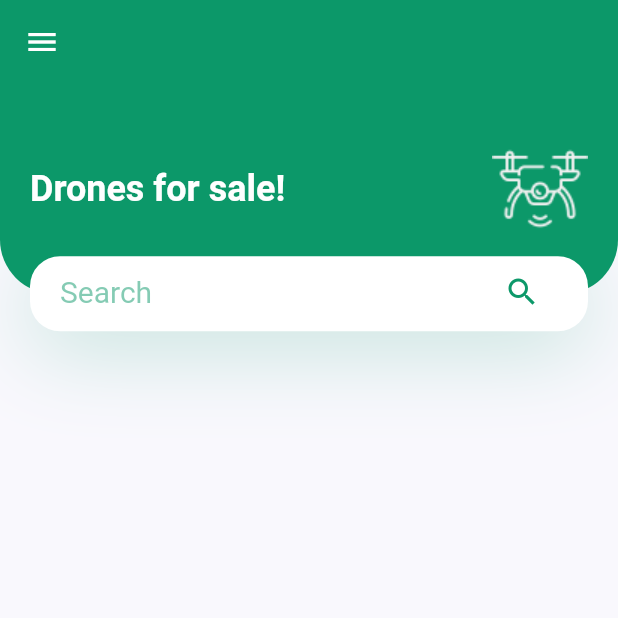
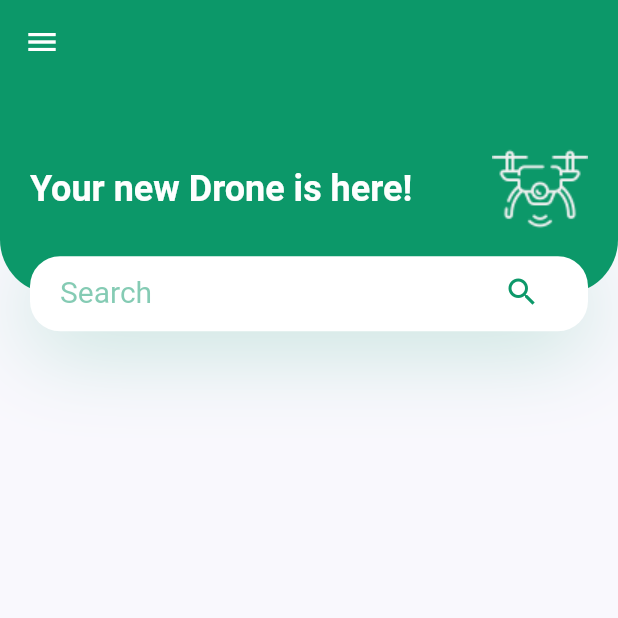
Before and after one commit to NatanDuarte/drone_store, a Flutter app: the screen it shows after launch, on a phone screen of 412 x 824 dp, the top half of it. Run offline on Flutter 3.47's test engine with Material 2 defaults, Android fonts, the phone set to English and light mode, and no system bars.

Commit message:
leading string extraction

```diff
--- a/lib/screens/home/components/header_with_search_bar.dart
+++ b/lib/screens/home/components/header_with_search_bar.dart
@@ -30,7 +30,7 @@ class HeaderWithSearchBar extends StatelessWidget {
             child: Row(
               children: [
                 Text(
-                  'Drones for sale!',
+                  leadingText,
                   style: Theme.of(context).textTheme.headline5?.copyWith(
                       color: Colors.white, fontWeight: FontWeight.bold),
                 ),
--- a/lib/strings.dart
+++ b/lib/strings.dart
@@ -1,2 +1,3 @@
 const appTitle = 'Drone Store';
 const searchBarHint = 'Search';
+const leadingText = 'Your new Drone is here!';
```
